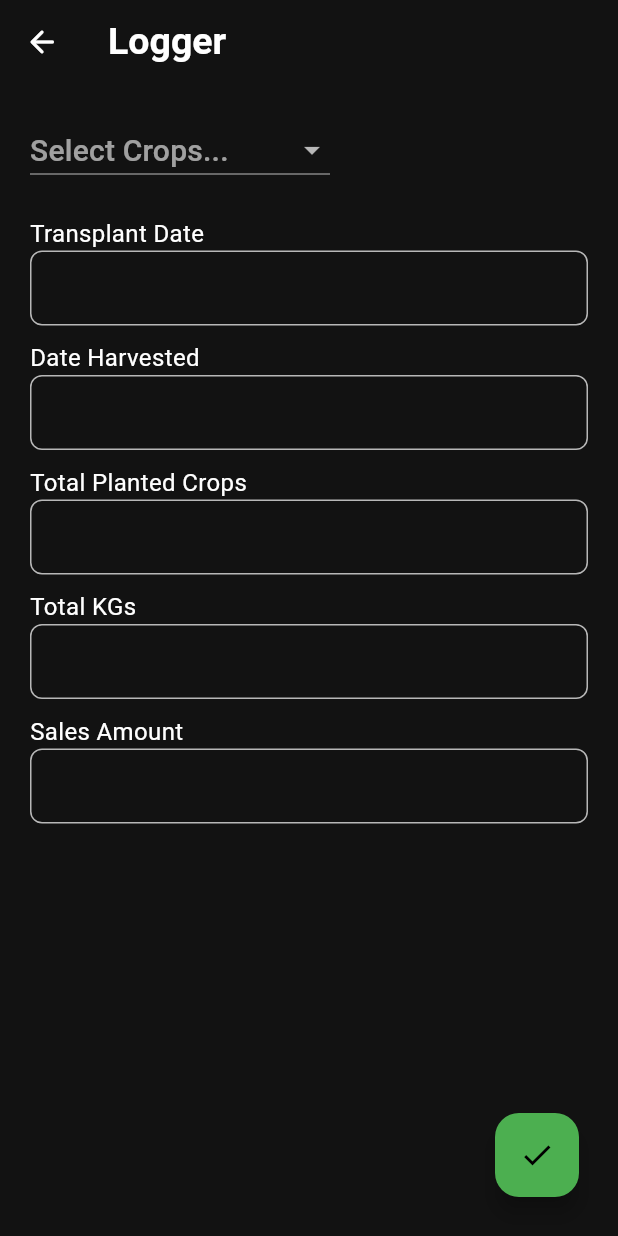
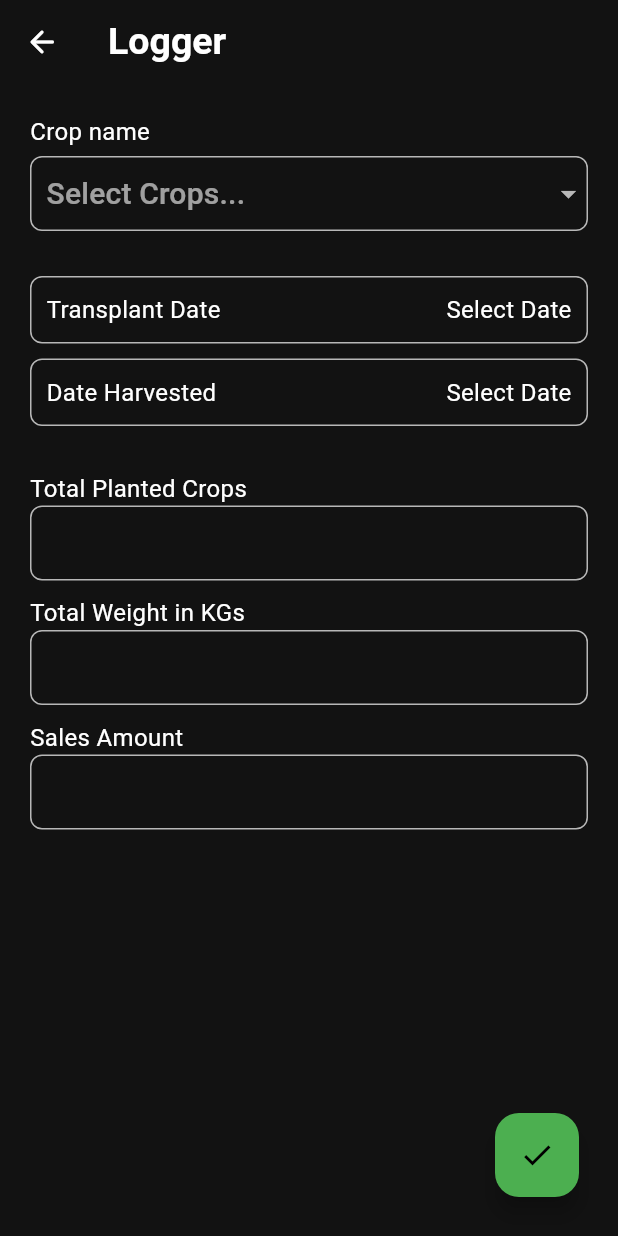
Before and after one commit to pmrna/hydrobud, a Flutter app: the LoggerPage screen opened directly, on a phone screen of 412 x 824 dp. Run offline on Flutter 3.47's test engine with Material 3 defaults, Android fonts, the phone set to English and light mode, and no system bars; our stand-ins replace fl_chart.

Commit message:
added date picker and modify the text fields

```diff
--- a/lib/widget/list_view_pages/logger_page.dart
+++ b/lib/widget/list_view_pages/logger_page.dart
@@ -10,12 +10,40 @@ class LoggerPage extends StatefulWidget {
 class _LoggerPageState extends State<LoggerPage> {
   List<String> items = ['Crop 1', 'Crop 2', 'Crop 3'];
   String? selectedItems;
+  DateTime? transplantDate;
+  DateTime? harvestedDate;
   String hintText = "Select Crops...";
-  String transplantDate = "";
-  String dateHarvested = "";
   String totalPlantedCrops = "";
   String totalKGs = "";
   String salesAmount = "";
+
+  Future<void> _selectTransplantDate(BuildContext context) async {
+    final DateTime? picked = await showDatePicker(
+      context: context,
+      initialDate: DateTime.now(),
+      firstDate: DateTime(2020),
+      lastDate: DateTime(2101),
+    );
+    if (picked != null && picked != transplantDate) {
+      setState(() {
+        transplantDate = picked;
+      });
+    }
+  }
+
+  Future<void> _selectHarvestedDate(BuildContext context) async {
+    final DateTime? picked = await showDatePicker(
+      context: context,
+      initialDate: DateTime.now(),
+      firstDate: DateTime(2020),
+      lastDate: DateTime(2101),
+    );
+    if (picked != null && picked != harvestedDate) {
+      setState(() {
+        harvestedDate = picked;
+      });
+    }
+  }
 
   @override
   Widget build(BuildContext context) {
@@ -27,7 +55,7 @@ class _LoggerPageState extends State<LoggerPage> {
             Navigator.of(context).pop();
           },
         ),
-        title: Text(
+        title: const Text(
           'Logger',
           style: TextStyle(
             fontWeight: FontWeight.bold,
@@ -41,10 +69,25 @@ class _LoggerPageState extends State<LoggerPage> {
           child: Column(
             crossAxisAlignment: CrossAxisAlignment.start,
             children: [
+              Column(
+                crossAxisAlignment: CrossAxisAlignment.start,
+                children: [
+                  Text(
+                    "Crop name",
+                    style: TextStyle(fontSize: 16),
+                  ),
                   SizedBox(
-                width: 200,
+                      height: 5), // Add some space between label and dropdown
+                  Container(
+                    decoration: BoxDecoration(
+                      border: Border.all(color: Colors.white70),
+                      borderRadius: BorderRadius.circular(8.0),
+                    ),
+                    padding: const EdgeInsets.only(left: 10),
                     child: DropdownButton<String>(
                       isExpanded: true,
+                      underline:
+                          SizedBox(), // or underline: Container(), to remove the underline
                       hint: Text(
                         hintText,
                         style: TextStyle(fontSize: 20),
@@ -56,7 +99,7 @@ class _LoggerPageState extends State<LoggerPage> {
                             value: item,
                             child: Text(
                               item,
-                          style: TextStyle(fontSize: 20),
+                              style: const TextStyle(fontSize: 20),
                             ),
                           );
                         })
@@ -69,50 +112,71 @@ class _LoggerPageState extends State<LoggerPage> {
                       },
                     ),
                   ),
-              SizedBox(height: 20),
-              Text("Transplant Date", style: TextStyle(fontSize: 16)),
+                ],
+              ),
+              const SizedBox(height: 30),
+              GestureDetector(
+                onTap: () => _selectTransplantDate(context),
+                child: Container(
+                  decoration: BoxDecoration(
+                    border: Border.all(color: Colors.white70),
+                    borderRadius: BorderRadius.circular(8.0),
+                  ),
+                  padding: const EdgeInsets.all(10),
+                  child: Row(
+                    mainAxisAlignment: MainAxisAlignment.spaceBetween,
+                    children: [
+                      Text(
+                        "Transplant Date",
+                        style: TextStyle(fontSize: 16),
+                      ),
+                      Text(
+                        transplantDate != null
+                            ? "${transplantDate!.day}/${transplantDate!.month}/${transplantDate!.year}"
+                            : "Select Date",
+                        style: TextStyle(fontSize: 16),
+                      ),
+                    ],
+                  ),
+                ),
+              ),
+              const SizedBox(height: 10),
+              GestureDetector(
+                onTap: () => _selectHarvestedDate(context),
+                child: Container(
+                  decoration: BoxDecoration(
+                    border: Border.all(color: Colors.white70),
+                    borderRadius: BorderRadius.circular(8.0),
+                  ),
+                  padding: const EdgeInsets.all(10),
+                  child: Row(
+                    mainAxisAlignment: MainAxisAlignment.spaceBetween,
+                    children: [
+                      Text(
+                        "Date Harvested",
+                        style: TextStyle(fontSize: 16),
+                      ),
+                      Text(
+                        harvestedDate != null
+                            ? "${harvestedDate!.day}/${harvestedDate!.month}/${harvestedDate!.year}"
+                            : "Select Date",
+                        style: TextStyle(fontSize: 16),
+                      ),
+                    ],
+                  ),
+                ),
+              ),
+              const SizedBox(height: 30),
+              const Text("Total Planted Crops", style: TextStyle(fontSize: 16)),
               Container(
                 decoration: BoxDecoration(
                   border: Border.all(color: Colors.white70),
                   borderRadius: BorderRadius.circular(8.0),
                 ),
+                padding: const EdgeInsets.only(left: 10),
                 child: TextField(
                   cursorColor: Colors.white70,
-                  decoration: InputDecoration(border: InputBorder.none),
-                  onChanged: (textvalue) {
-                    setState(() {
-                      transplantDate = textvalue;
-                    });
-                  },
-                ),
-              ),
-              SizedBox(height: 10),
-              Text("Date Harvested", style: TextStyle(fontSize: 16)),
-              Container(
-                decoration: BoxDecoration(
-                  border: Border.all(color: Colors.white70),
-                  borderRadius: BorderRadius.circular(8.0),
-                ),
-                child: TextField(
-                  cursorColor: Colors.white70,
-                  decoration: InputDecoration(border: InputBorder.none),
-                  onChanged: (textvalue) {
-                    setState(() {
-                      dateHarvested = textvalue;
-                    });
-                  },
-                ),
-              ),
-              SizedBox(height: 10),
-              Text("Total Planted Crops", style: TextStyle(fontSize: 16)),
-              Container(
-                decoration: BoxDecoration(
-                  border: Border.all(color: Colors.white70),
-                  borderRadius: BorderRadius.circular(8.0),
-                ),
-                child: TextField(
-                  cursorColor: Colors.white70,
-                  decoration: InputDecoration(border: InputBorder.none),
+                  decoration: const InputDecoration(border: InputBorder.none),
                   onChanged: (textvalue) {
                     setState(() {
                       totalPlantedCrops = textvalue;
@@ -120,16 +184,17 @@ class _LoggerPageState extends State<LoggerPage> {
                   },
                 ),
               ),
-              SizedBox(height: 10),
-              Text("Total KGs", style: TextStyle(fontSize: 16)),
+              const SizedBox(height: 10),
+              const Text("Total Weight in KGs", style: TextStyle(fontSize: 16)),
               Container(
                 decoration: BoxDecoration(
                   border: Border.all(color: Colors.white70),
                   borderRadius: BorderRadius.circular(8.0),
                 ),
+                padding: const EdgeInsets.only(left: 10),
                 child: TextField(
                   cursorColor: Colors.white70,
-                  decoration: InputDecoration(border: InputBorder.none),
+                  decoration: const InputDecoration(border: InputBorder.none),
                   onChanged: (textvalue) {
                     setState(() {
                       totalKGs = textvalue;
@@ -137,16 +202,17 @@ class _LoggerPageState extends State<LoggerPage> {
                   },
                 ),
               ),
-              SizedBox(height: 10),
-              Text("Sales Amount", style: TextStyle(fontSize: 16)),
+              const SizedBox(height: 10),
+              const Text("Sales Amount", style: TextStyle(fontSize: 16)),
               Container(
                 decoration: BoxDecoration(
                   border: Border.all(color: Colors.white70),
                   borderRadius: BorderRadius.circular(8.0),
                 ),
+                padding: const EdgeInsets.only(left: 10),
                 child: TextField(
                   cursorColor: Colors.white70,
-                  decoration: InputDecoration(border: InputBorder.none),
+                  decoration: const InputDecoration(border: InputBorder.none),
                   onChanged: (textvalue) {
                     setState(() {
                       salesAmount = textvalue;
@@ -162,7 +228,7 @@ class _LoggerPageState extends State<LoggerPage> {
         padding: const EdgeInsets.all(10.0),
         child: FloatingActionButton(
           onPressed: () {
-            // CODE FOR
+            // CODE FOR PRESSED
           },
           backgroundColor: Colors.green,
           child: const Icon(Icons.check),
```
Lines whose indentation alone changed are shown as unchanged.
